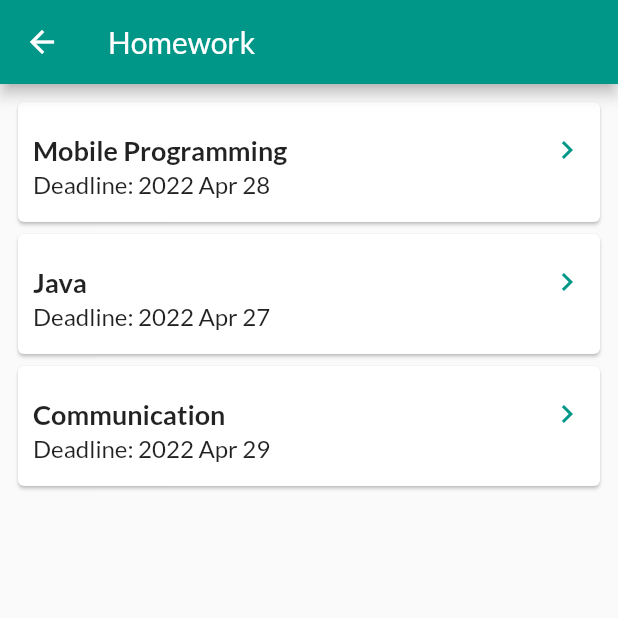
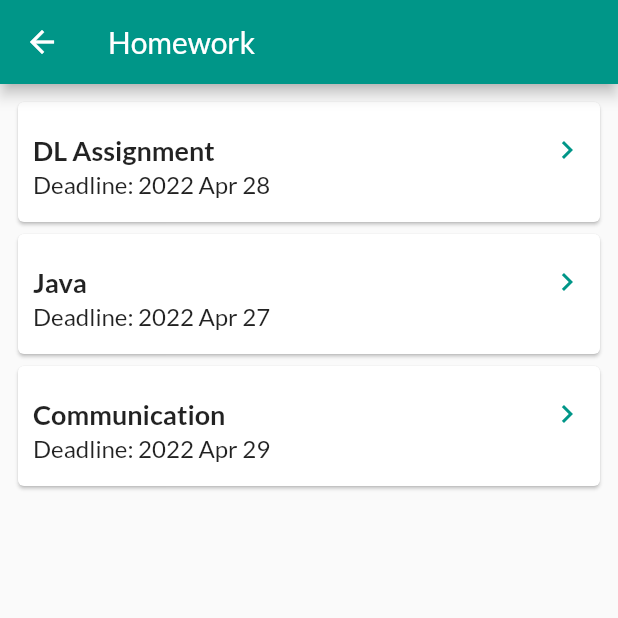
Before and after one commit to sitaitani/30DaysOfFlutter, a Flutter app: the screen it shows after launch, in the side drawer, after a tap on "Homework", on a phone screen of 412 x 824 dp, the top half of it. Run offline on Flutter 3.47's test engine with Material 2 defaults, Android fonts, the phone set to English and light mode, and no system bars; our stand-ins replace firebase_core, firebase_database, google_fonts, share_plus, webview_flutter; missing offline and left inert: dart:ffi, dart:html, syncfusion_flutter_pdf, syncfusion_flutter_pdfviewer; accounts and stored records are empty.

Commit message:
added day9

```diff
--- a/lib/Models/Homework.dart
+++ b/lib/Models/Homework.dart
@@ -1,24 +1,26 @@
 // TODO Implement this library.
+import '';
 class HomeworkData {
   String subject = "";
-  String description = "";
+  //String description = "";
   String deadline = "";
 
-  HomeworkData(String subject, String description, String deadline) {
+  HomeworkData(String subject, //String description,
+   String deadline) {
     this.subject = subject;
-    this.description = description;
+   // this.description = description;
     this.deadline= deadline;
   }
 
   HomeworkData.fromJson(Map<dynamic, dynamic> json) {
     subject = json['subject'] as String;
-    description = json['description'] as String;
-    description = json['deadline'] as String;
+   // description = json['description'] as String;
+    deadline = json['deadline'] as String;
   }
 
   Map<String, Object> toJson() => <String, Object>{
         'subject': subject,
-        'description': description,
+        //'description': description,
         'deadline': deadline,
       };
 }
--- a/lib/main.dart
+++ b/lib/main.dart
@@ -7,6 +7,10 @@
 import 'package:firebase_core/firebase_core.dart';
 import 'package:firebase_database/firebase_database.dart';
 
+import 'package:syncfusion_flutter_pdf/pdf.dart';
+
+
+//import 'package:syncfusion_flutter_pdfviewer/pdfviewer.dart';
 void main() async {
   WidgetsFlutterBinding.ensureInitialized();
   await Firebase.initializeApp();
--- a/lib/widgets/homework.dart
+++ b/lib/widgets/homework.dart
@@ -23,12 +23,17 @@
 
   void testHomeworkData() {
     final testHomeworkData = [
-      HomeworkData("Mobile Programming",
-          "Question 1, Question 7 and Question of chapter 2", "2022 Apr 28"),
-      HomeworkData("Java", "Question 1, Question 7 and Question of chapter 2",
+      HomeworkData(
+          "DL Assignment",
+          // "Question 1, //Question 7 and Question of chapter 2",
+          "2022 Apr 28"),
+      HomeworkData(
+          "Java", //"Question 1, Question 7 and Question of chapter 2",
           "2022 Apr 27"),
-      HomeworkData("Communication",
-          "Question 1, Question 7 and Question of chapter 2", "2022 Apr 29"),
+      HomeworkData(
+          "Communication",
+          //"Question 1, Question 7 and Question of chapter 2",
+          "2022 Apr 29"),
     ];
 
     setState(() {
--- a/pubspec.yaml
+++ b/pubspec.yaml
@@ -40,6 +40,10 @@
   firebase_core: ^1.15.0
   firebase_database: ^9.0.9
 
+  syncfusion_flutter_pdf: 20.1.50-beta
+  path_provider: ^2.0.9
+  open_file: ^3.2.1
+  syncfusion_flutter_pdfviewer: ^20.1.50-beta
 
 dev_dependencies:
   flutter_test:
```
Also changed, not shown: lib/widgets/homeworkdetail.dart (+10 -7 lines), lib/widgets/readingmaterial.dart (+17 -12 lines), pubspec.lock, 9 other files.
